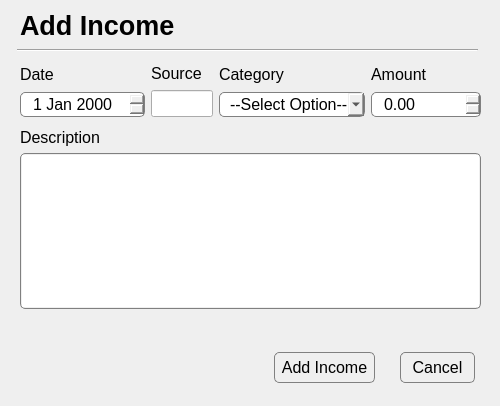
j-bloom/BudgetBuddy, file views/incomeDialog.ui: the form before one commit.
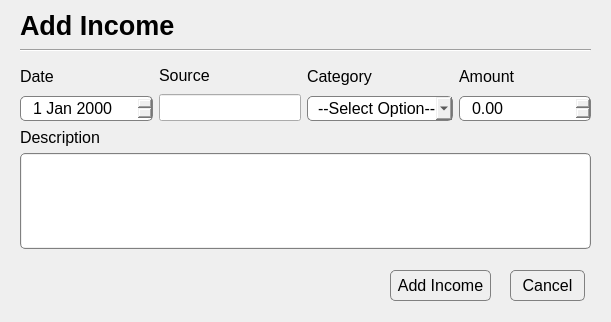
The form after the commit.

Commit message: adjust dialog UI for better User Experience

```diff
--- a/views/incomeDialog.ui
+++ b/views/incomeDialog.ui
@@ -6,8 +6,8 @@
    <rect>
     <x>0</x>
     <y>0</y>
-    <width>500</width>
-    <height>406</height>
+    <width>611</width>
+    <height>322</height>
    </rect>
   </property>
   <property name="windowTitle">
@@ -72,9 +72,9 @@
   <widget class="Line" name="line">
    <property name="geometry">
     <rect>
-     <x>17</x>
+     <x>20</x>
      <y>40</y>
-     <width>461</width>
+     <width>571</width>
      <height>21</height>
     </rect>
    </property>
@@ -85,8 +85,8 @@
   <widget class="QPushButton" name="incomeCancelPushButton">
    <property name="geometry">
     <rect>
-     <x>400</x>
-     <y>352</y>
+     <x>510</x>
+     <y>270</y>
      <width>75</width>
      <height>31</height>
     </rect>
@@ -103,8 +103,8 @@
   <widget class="QPushButton" name="incomeAddPushButton">
    <property name="geometry">
     <rect>
-     <x>274</x>
-     <y>352</y>
+     <x>390</x>
+     <y>270</y>
      <width>101</width>
      <height>31</height>
     </rect>
@@ -123,8 +123,8 @@
     <rect>
      <x>20</x>
      <y>128</y>
-     <width>461</width>
-     <height>181</height>
+     <width>571</width>
+     <height>121</height>
     </rect>
    </property>
    <layout class="QVBoxLayout" name="verticalLayout_4">
@@ -156,8 +156,8 @@
     <rect>
      <x>20</x>
      <y>63</y>
-     <width>461</width>
-     <height>54</height>
+     <width>571</width>
+     <height>58</height>
     </rect>
    </property>
    <layout class="QHBoxLayout" name="horizontalLayout">
```
Left out of the diff: 3 changed lines with no effect on the pictures. The commit also changes 1 other file.
